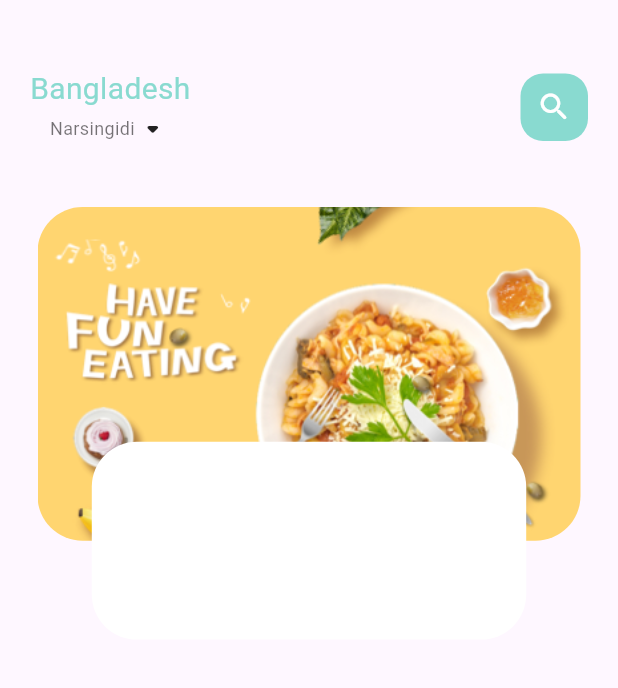
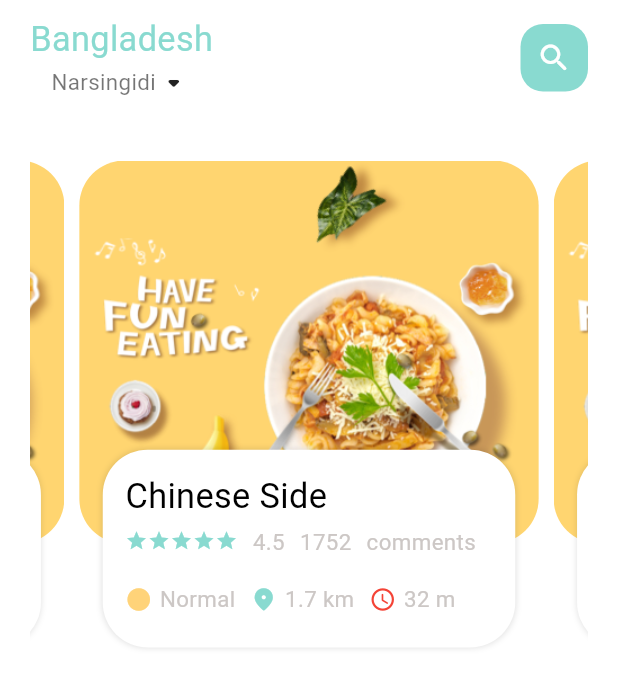
Before and after one commit to SaifAllahGharib/food_craft, a Flutter app: the screen it shows after launch, on a phone screen of 412 x 824 dp. Shown: the top 688 px of the screen. Run offline on Flutter 3.47's test engine with Material 3 defaults, Android fonts, the phone set to English and light mode, and no system bars; our stand-ins replace device_preview, firebase_core, flutter_screenutil, go_router; accounts and stored records are empty.

Commit message:
customised widgets and modify item page view

```diff
--- a/lib/core/utils/styles.dart
+++ b/lib/core/utils/styles.dart
@@ -1,16 +1,17 @@
 import 'package:flutter/material.dart';
+import 'package:flutter_screenutil/flutter_screenutil.dart';
 import 'package:food_craft/core/utils/colors.dart';
 
 class Styles {
-  static const textStyle12 = TextStyle(
-    fontSize: 12,
+  static var textStyle13 = TextStyle(
+    fontSize: 13.sp,
     fontFamily: "Roboto",
     color: AppColors.textColor,
     height: 1.2,
   );
 
-  static const textStyle20 = TextStyle(
-    fontSize: 20,
+  static var textStyle20 = TextStyle(
+    fontSize: 20.sp,
     color: Colors.black,
     fontFamily: "Roboto",
     fontWeight: FontWeight.w400,
--- /dev/null
+++ b/lib/core/widgets/row_location_and_time.dart
@@ -0,0 +1,38 @@
+import 'package:flutter/material.dart';
+import 'package:food_craft/core/utils/colors.dart';
+import 'package:food_craft/features/home/presentation/view/widgets/custom_icon_and_text.dart';
+
+class RowLocationAndTime extends StatelessWidget {
+  const RowLocationAndTime({super.key});
+
+  @override
+  Widget build(BuildContext context) {
+    return const Row(
+      children: [
+        Expanded(
+          child: Wrap(
+            children: [
+              CustomIconAndText(
+                text: "Normal",
+                icon: Icons.circle,
+                color: AppColors.yellowColor,
+              ),
+              SizedBox(width: 10),
+              CustomIconAndText(
+                text: "1.7 km",
+                icon: Icons.location_on_rounded,
+                color: AppColors.primaryColor,
+              ),
+              SizedBox(width: 10),
+              CustomIconAndText(
+                text: "32 m",
+                icon: Icons.access_time_rounded,
+                color: Colors.red,
+              ),
+            ],
+          ),
+        ),
+      ],
+    );
+  }
+}
--- a/lib/features/home/presentation/view/home_view.dart
+++ b/lib/features/home/presentation/view/home_view.dart
@@ -7,7 +7,9 @@ class HomeView extends StatelessWidget {
   @override
   Widget build(BuildContext context) {
     return const Scaffold(
-      body: HomeViewBody(),
+      body: SafeArea(
+        child: HomeViewBody(),
+      ),
     );
   }
 }
--- /dev/null
+++ b/lib/features/home/presentation/view/widgets/column_in_page_view_item.dart
@@ -0,0 +1,25 @@
+import 'package:flutter/material.dart';
+import 'package:food_craft/core/utils/styles.dart';
+import 'package:food_craft/core/widgets/row_location_and_time.dart';
+import 'package:food_craft/features/home/presentation/view/widgets/row_stars_and_rate_and_comments.dart';
+
+class ColumnInPageView extends StatelessWidget {
+  const ColumnInPageView({super.key});
+
+  @override
+  Widget build(BuildContext context) {
+    return Column(
+      crossAxisAlignment: CrossAxisAlignment.start,
+      children: [
+        Text(
+          "Chinese Side",
+          style: Styles.textStyle20,
+        ),
+        const SizedBox(height: 5),
+        const RowStarsAndRateAndComments(),
+        const SizedBox(height: 20),
+        const RowLocationAndTime(),
+      ],
+    );
+  }
+}
--- a/lib/features/home/presentation/view/widgets/custom_app_bar_home_view.dart
+++ b/lib/features/home/presentation/view/widgets/custom_app_bar_home_view.dart
@@ -22,7 +22,7 @@ class CustomAppBarHomeView extends StatelessWidget {
                 children: [
                   Text(
                     "Narsingidi",
-                    style: Styles.textStyle12.copyWith(color: Colors.black54),
+                    style: Styles.textStyle13.copyWith(color: Colors.black54),
                   ),
                   const Icon(Icons.arrow_drop_down_rounded),
                 ],
--- /dev/null
+++ b/lib/features/home/presentation/view/widgets/custom_icon_and_text.dart
@@ -0,0 +1,33 @@
+import 'package:flutter/material.dart';
+import 'package:food_craft/core/utils/styles.dart';
+
+class CustomIconAndText extends StatelessWidget {
+  final String text;
+  final IconData icon;
+  final Color? color;
+
+  const CustomIconAndText(
+      {super.key, required this.text, required this.icon, this.color});
+
+  @override
+  Widget build(BuildContext context) {
+    return Padding(
+      padding: const EdgeInsets.only(bottom: 5),
+      child: Row(
+        mainAxisSize: MainAxisSize.min,
+        children: [
+          Icon(
+            icon,
+            size: 18,
+            color: color,
+          ),
+          const SizedBox(width: 5),
+          Text(
+            text,
+            style: Styles.textStyle13,
+          ),
+        ],
+      ),
+    );
+  }
+}
--- a/lib/features/home/presentation/view/widgets/custom_page_view.dart
+++ b/lib/features/home/presentation/view/widgets/custom_page_view.dart
@@ -2,14 +2,43 @@ import 'package:flutter/material.dart';
 import 'package:food_craft/core/utils/functions/height.dart';
 import 'package:food_craft/features/home/presentation/view/widgets/page_view_item.dart';
 
-class CustomPageView extends StatelessWidget {
+class CustomPageView extends StatefulWidget {
   const CustomPageView({super.key});
 
   @override
+  State<CustomPageView> createState() => _CustomPageViewState();
+}
+
+class _CustomPageViewState extends State<CustomPageView> {
+  late PageController _pageController;
+  double currentPage = 0;
+
+  @override
+  void initState() {
+    _pageController = PageController(viewportFraction: 0.85, initialPage: 3)
+      ..addListener(
+        () {
+          currentPage = _pageController.page!;
+          setState(() {});
+        },
+      );
+    super.initState();
+  }
+
+  @override
+  void dispose() {
+    _pageController.dispose();
+    super.dispose();
+  }
+
+  @override
   Widget build(BuildContext context) {
-    return SizedBox(
-      height: getHeight(context) * 0.35,
+    return Container(
+      // color: Colors.blue,
+      height: getHeight(context) * 0.40,
       child: PageView.builder(
+        controller: _pageController,
+        physics: const BouncingScrollPhysics(),
         itemCount: 5,
         itemBuilder: (context, index) => const PageViewItem(),
       ),
--- /dev/null
+++ b/lib/features/home/presentation/view/widgets/custom_text.dart
@@ -0,0 +1,16 @@
+import 'package:flutter/material.dart';
+import 'package:food_craft/core/utils/styles.dart';
+
+class CustomText extends StatelessWidget {
+  final String text;
+
+  const CustomText({super.key, required this.text});
+
+  @override
+  Widget build(BuildContext context) {
+    return Text(
+      text,
+      style: Styles.textStyle13,
+    );
+  }
+}
--- a/lib/features/home/presentation/view/widgets/home_view_body.dart
+++ b/lib/features/home/presentation/view/widgets/home_view_body.dart
@@ -9,7 +9,7 @@ class HomeViewBody extends StatelessWidget {
   @override
   Widget build(BuildContext context) {
     return Container(
-      margin: const EdgeInsets.only(top: 45, bottom: 15),
+      margin: const EdgeInsets.only(top: 10, bottom: 15),
       padding:
           const EdgeInsets.only(left: primaryPadding, right: primaryPadding),
       child: const Column(
--- a/lib/features/home/presentation/view/widgets/page_view_item.dart
+++ b/lib/features/home/presentation/view/widgets/page_view_item.dart
@@ -2,6 +2,7 @@ import 'package:flutter/material.dart';
 import 'package:food_craft/core/utils/assets.dart';
 import 'package:food_craft/core/utils/functions/height.dart';
 import 'package:food_craft/core/utils/functions/width.dart';
+import 'package:food_craft/features/home/presentation/view/widgets/column_in_page_view_item.dart';
 
 class PageViewItem extends StatelessWidget {
   const PageViewItem({super.key});
@@ -11,7 +12,7 @@ class PageViewItem extends StatelessWidget {
     return Stack(
       children: [
         Container(
-          height: getHeight(context) * 0.27,
+          height: getHeight(context) * 0.31,
           margin: const EdgeInsets.only(left: 5, right: 5),
           decoration: BoxDecoration(
             borderRadius: BorderRadius.circular(30),
@@ -25,11 +26,26 @@ class PageViewItem extends StatelessWidget {
           alignment: Alignment.bottomCenter,
           child: Container(
             height: getHeight(context) * 0.16,
+            padding:
+                const EdgeInsets.only(left: 15, right: 15, top: 15, bottom: 10),
             margin: EdgeInsets.only(
-                left: getWidth(context) * 0.1, right: getWidth(context) * 0.1),
+              left: getWidth(context) * 0.050,
+              right: getWidth(context) * 0.050,
+              bottom: 5,
+            ),
             decoration: BoxDecoration(
               color: Colors.white,
               borderRadius: BorderRadius.circular(30),
+              boxShadow: const [
+                BoxShadow(
+                  color: Colors.black12,
+                  blurRadius: 3,
+                  spreadRadius: 0,
+                ),
+              ],
+            ),
+            child: const SingleChildScrollView(
+              child: ColumnInPageView(),
             ),
           ),
         ),
--- /dev/null
+++ b/lib/features/home/presentation/view/widgets/row_stars_and_rate_and_comments.dart
@@ -0,0 +1,31 @@
+import 'package:flutter/material.dart';
+import 'package:food_craft/core/utils/colors.dart';
+import 'package:food_craft/features/home/presentation/view/widgets/custom_text.dart';
+
+class RowStarsAndRateAndComments extends StatelessWidget {
+  const RowStarsAndRateAndComments({super.key});
+
+  @override
+  Widget build(BuildContext context) {
+    return Wrap(
+      children: [
+        Wrap(
+          children: List.generate(
+            5,
+            (index) => const Icon(
+              Icons.star,
+              color: AppColors.primaryColor,
+              size: 15,
+            ),
+          ),
+        ),
+        const SizedBox(width: 10),
+        const CustomText(text: "4.5"),
+        const SizedBox(width: 10),
+        const CustomText(text: "1752"),
+        const SizedBox(width: 10),
+        const CustomText(text: "comments"),
+      ],
+    );
+  }
+}
--- a/lib/main.dart
+++ b/lib/main.dart
@@ -1,4 +1,6 @@
+import 'package:device_preview/device_preview.dart';
 import 'package:flutter/material.dart';
+import 'package:flutter_screenutil/flutter_screenutil.dart';
 import 'package:food_craft/core/utils/functions/change_status_bar_color.dart';
 import 'package:food_craft/core/utils/functions/init_app.dart';
 import 'package:food_craft/core/utils/functions/set_portrait_orientation.dart';
@@ -9,7 +11,16 @@ void main() async {
   changeStatusBarColor();
   setPortraitOrientation();
   // await initFirebase();
-  runApp(const MyApp());
+
+  runApp(
+    DevicePreview(
+      enabled: true,
+      tools: const [
+        ...DevicePreview.defaultTools,
+      ],
+      builder: (context) => const MyApp(),
+    ),
+  );
 }
 
 class MyApp extends StatelessWidget {
@@ -17,9 +28,21 @@ class MyApp extends StatelessWidget {
 
   @override
   Widget build(BuildContext context) {
-    return MaterialApp.router(
-      debugShowCheckedModeBanner: false,
-      routerConfig: AppRouter.routes,
+    return ScreenUtilInit(
+      designSize: const Size(360, 690),
+      minTextAdapt: true,
+      splitScreenMode: true,
+      useInheritedMediaQuery: true,
+      builder: (context, child) {
+        return MaterialApp.router(
+          debugShowCheckedModeBanner: false,
+          theme: ThemeData(
+            scaffoldBackgroundColor: Colors.white,
+            useMaterial3: true,
+          ),
+          routerConfig: AppRouter.routes,
+        );
+      },
     );
   }
 }
--- a/pubspec.yaml
+++ b/pubspec.yaml
@@ -39,6 +39,8 @@ dependencies:
   firebase_core: ^3.6.0
   firebase_auth: ^5.3.1
   go_router: ^14.3.0
+  device_preview: ^1.2.0
+  flutter_screenutil: ^5.9.3
 
 dev_dependencies:
   flutter_test:
```
Also changed, not shown: pubspec.lock.
